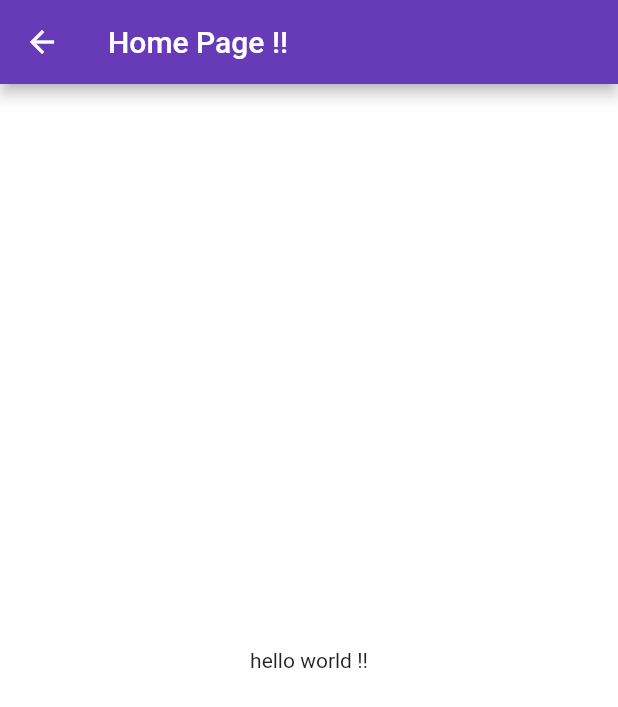
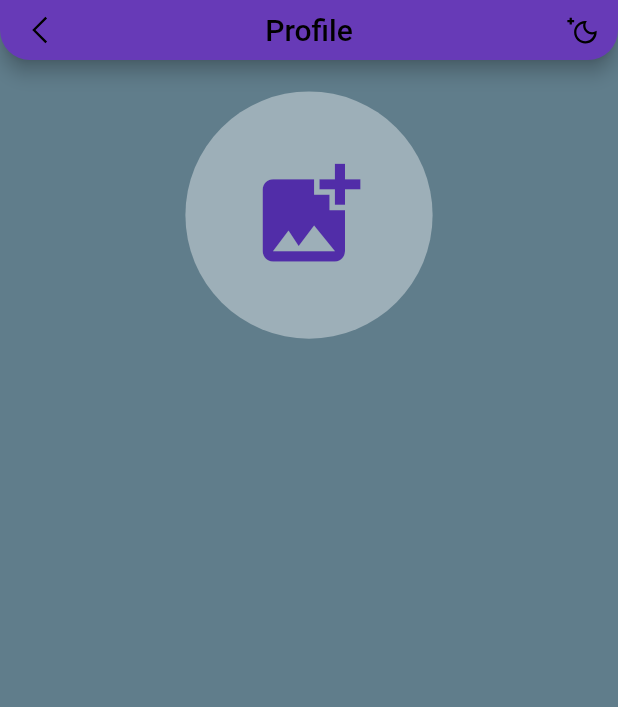
Before and after one commit to ShauryaPanwar/event-details, a Flutter app: the HomePage screen opened by its route, on a phone screen of 412 x 824 dp. Shown: the top 707 px of the screen. Run offline on Flutter 3.47's test engine with Material 2 defaults, Android fonts, the phone set to English and light mode, and no system bars; our stand-ins replace another_flushbar, google_fonts, line_awesome_flutter, shared_preferences; accounts and stored records are empty.

Commit message:
demo profile made

```diff
--- a/lib/homepage.dart
+++ b/lib/homepage.dart
@@ -1,27 +1,72 @@
 import 'package:flutter/material.dart';
-
+import 'package:line_awesome_flutter/line_awesome_flutter.dart';
+import 'package:event_details/utils/spaces.dart';
 
 class HomePage extends StatelessWidget {
   const HomePage({Key? key}) : super(key: key);
 
+
+
   @override
   Widget build(BuildContext context) {
+
+    var isdark = MediaQuery.of(context).platformBrightness == Brightness.dark;
     return Scaffold(
-      backgroundColor: Colors.white,
+      backgroundColor: Colors.blueGrey,
+
       appBar: AppBar(
-        title: Text("Home Page !!"),
+
+        foregroundColor: Colors.black,
+        title: Text(" Profile "),
+        centerTitle: true,
+        toolbarHeight: 40,
+        toolbarOpacity: 1,
+        shape: const RoundedRectangleBorder(
+          borderRadius: BorderRadius.only(
+            bottomLeft: Radius.circular(20),
+            bottomRight: Radius.circular(20)
+          )
+        ),
+        backgroundColor: Colors.deepPurple,
+        elevation: 5,
+        leading: IconButton(onPressed: (){},icon: const Icon(LineAwesomeIcons.angle_left),),
+        actions: [
+          IconButton(onPressed: (){}, icon: Icon(isdark? LineAwesomeIcons.sun : LineAwesomeIcons.moon))
+        ],
       ),
-      body: Center(
-        child: Padding(
+
+
+      body: SingleChildScrollView(
+        child: Container(
           padding: const EdgeInsets.all(10.0),
           child: Column(
-            mainAxisAlignment: MainAxisAlignment.center,
             children: [
-              Text("hello world !!"),
+              verticalspacing(11),
+              GestureDetector(
+                onTap: (){
+                  //take image from gallery
+                },
+                child: Center(
+                  child: CircleAvatar(
+
+                    radius: MediaQuery.of(context).size.width*0.20,
+                    backgroundColor: Colors.white38,
+                    child:
+
+                    Icon(
+                      Icons.add_photo_alternate,
+                      size: MediaQuery.of(context).size.width * 0.20,
+                    ),
+
+                  ),
+                ),
+              )
             ],
           ),
         ),
-      ),
+      )
     );
+
+
   }
 }
--- a/lib/main.dart
+++ b/lib/main.dart
@@ -18,7 +18,7 @@ class MyApp extends StatelessWidget {
         canvasColor: Colors.transparent,
         primarySwatch: Colors.deepPurple,
         appBarTheme: AppBarTheme(
-          backgroundColor: Colors.deepPurple
+          backgroundColor: Colors.white
         ),
 
       ),
@@ -26,6 +26,8 @@ class MyApp extends StatelessWidget {
       routes: {
         '/homepage':(context)=> HomePage(),
       },
+
+      debugShowCheckedModeBanner: false,
     );
   }
 }
--- a/pubspec.yaml
+++ b/pubspec.yaml
@@ -33,6 +33,8 @@ dependencies:
   provider: ^6.0.5
   another_flushbar: ^1.12.29
   shared_preferences: ^2.0.17
+  line_awesome_flutter: ^2.0.0
+  image_picker: ^0.8.6+1
   flutter:
     sdk: flutter
 
```
Also changed, not shown: assets/Shaurya.jpeg (added), assets/Shaurya.png (added), assets/addimage.jpg (added), pubspec.lock.
